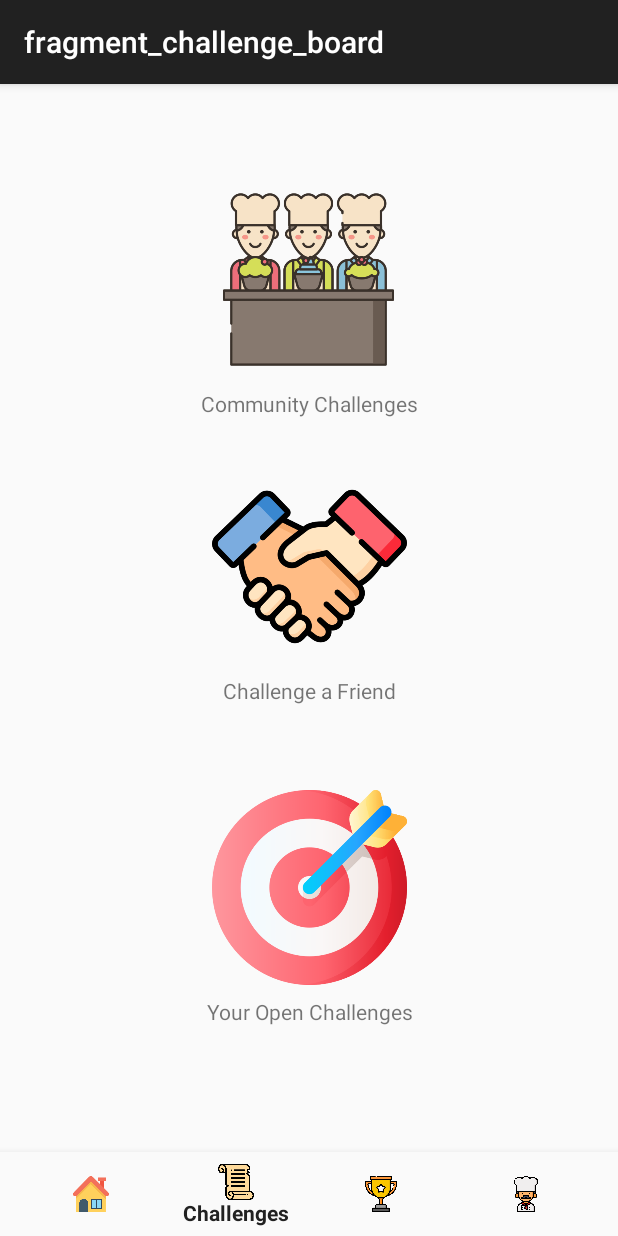
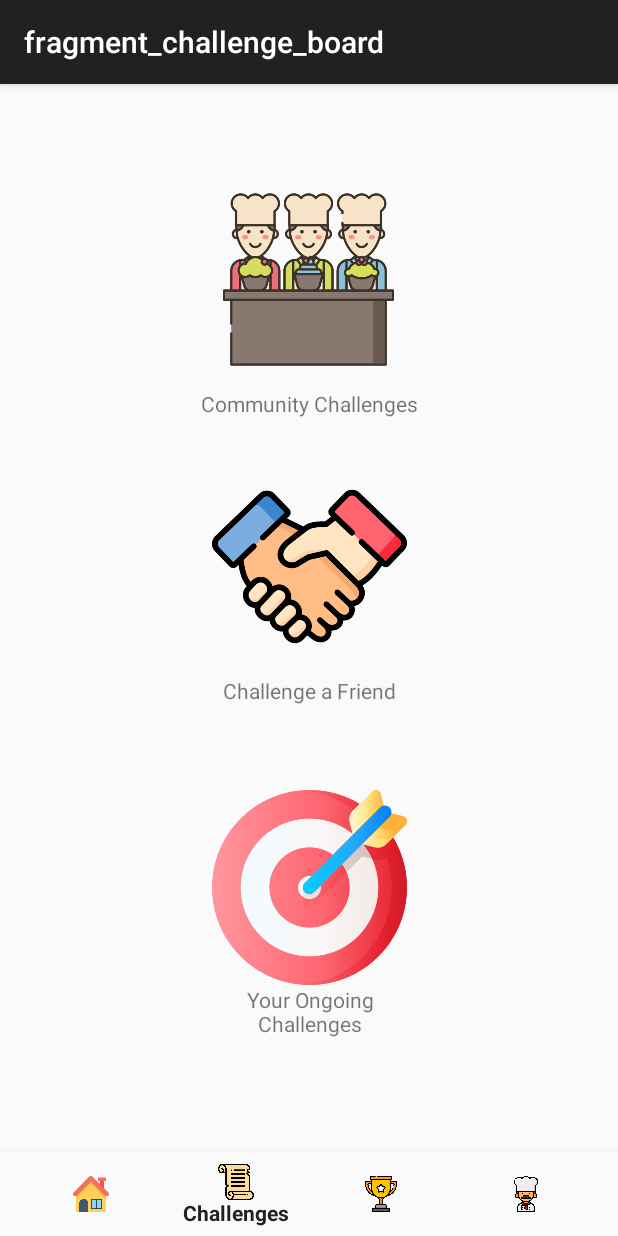
Before and after one commit to KarlEmm/LTDC3, an Android app: the ChallengeBoard screen opened through its navigation route, on a phone screen of 412 x 824 dp. Run offline under Robolectric (Android 15) with nearby library versions, the phone set to English and light mode, and no system bars; our stand-ins replace CircleImageView, navigation-ui.

Commit message:
Changement mineur challenge_board xml

```diff
--- a/app/src/main/res/layout/fragment_challenge_board.xml
+++ b/app/src/main/res/layout/fragment_challenge_board.xml
@@ -62,7 +62,7 @@
         android:layout_width="150dp"
         android:layout_height="35dp"
         android:gravity="center"
-        android:text="Your Open Challenges"
+        android:text="Your Ongoing Challenges"
         app:layout_constraintEnd_toEndOf="parent"
         app:layout_constraintHorizontal_bias="0.503"
         app:layout_constraintStart_toStartOf="parent"
```
